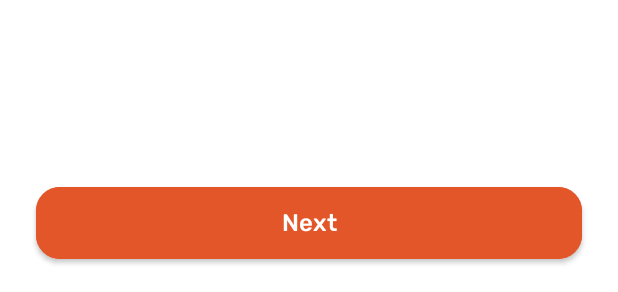
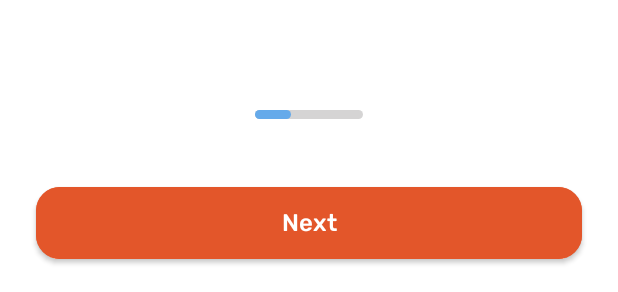
Before and after one commit to Chantreck/MAD-WordsFactory, an Android app: the layout activity_start.xml on its own in the app's theme, with its tools: preview values and no code run, on a phone screen of 412 x 824 dp. Shown: the part 941-1233 px from the top of the screen. Run offline under Robolectric (Android 15) with nearby library versions, the phone set to English and light mode, and no system bars.

Commit message:
Added tab indicators and basic logic

```diff
--- a/app/src/main/java/com/chantreck/wordsfactory/StartActivity.kt
+++ b/app/src/main/java/com/chantreck/wordsfactory/StartActivity.kt
@@ -1,10 +1,14 @@
 package com.chantreck.wordsfactory
 
 import android.os.Bundle
+import android.widget.Toast
 import androidx.appcompat.app.AppCompatActivity
+import androidx.viewpager2.widget.ViewPager2
 import com.chantreck.wordsfactory.databinding.ActivityStartBinding
 import com.chantreck.wordsfactory.onboarding.OnboardingAdapter
 import com.chantreck.wordsfactory.onboarding.OnboardingData
+import com.google.android.material.tabs.TabLayout
+import com.google.android.material.tabs.TabLayoutMediator
 
 class StartActivity : AppCompatActivity() {
     private val binding by lazy { ActivityStartBinding.inflate(layoutInflater) }
@@ -15,11 +19,35 @@ class StartActivity : AppCompatActivity() {
         OnboardingData(3, R.string.onboarding_title3, R.drawable.img_onboard3, R.string.lets_start)
     )
 
+    private var _position: Int = 0
+
     override fun onCreate(savedInstanceState: Bundle?) {
         super.onCreate(savedInstanceState)
         setContentView(binding.root)
 
         binding.onboardingViewPager.adapter = adapter
         adapter.submitList(pages)
+
+        TabLayoutMediator(binding.onboardingTabLayout, binding.onboardingViewPager) { _, _ -> }.attach()
+
+        binding.onboardingViewPager.registerOnPageChangeCallback(object : ViewPager2.OnPageChangeCallback() {
+            override fun onPageSelected(position: Int) {
+                super.onPageSelected(position)
+                binding.nextButton.setText(pages[position].button)
+                _position = position
+            }
+        })
+
+        binding.nextButton.setOnClickListener {
+            if (_position == 2) {
+                Toast.makeText(this, "Let\'s start!", Toast.LENGTH_SHORT).show()
+            } else {
+                binding.onboardingViewPager.setCurrentItem(_position + 1, true)
+            }
+        }
+
+        binding.skipButton.setOnClickListener {
+            Toast.makeText(this, "Skip", Toast.LENGTH_SHORT).show()
+        }
     }
 }
--- /dev/null
+++ b/app/src/main/res/drawable/selector_tab.xml
@@ -0,0 +1,7 @@
+<?xml version="1.0" encoding="utf-8"?>
+<selector xmlns:android="http://schemas.android.com/apk/res/android">
+    <item android:drawable="@drawable/shape_active_tab"
+        android:state_selected="true"/>
+    <item android:drawable="@drawable/shape_inactive_tab"
+        android:state_selected="false"/>
+</selector>
--- /dev/null
+++ b/app/src/main/res/drawable/shape_active_tab.xml
@@ -0,0 +1,8 @@
+<?xml version="1.0" encoding="utf-8"?>
+<shape xmlns:android="http://schemas.android.com/apk/res/android"
+    android:shape="rectangle">
+    <size android:height="6dp" android:width="@dimen/margin_16"/>
+    <solid android:color="@color/secondary" />
+    <corners
+        android:radius="4dp"/>
+</shape>
--- /dev/null
+++ b/app/src/main/res/drawable/shape_inactive_tab.xml
@@ -0,0 +1,8 @@
+<?xml version="1.0" encoding="utf-8"?>
+<shape xmlns:android="http://schemas.android.com/apk/res/android"
+    android:shape="rectangle">
+    <size android:height="6dp" android:width="6dp"/>
+    <solid android:color="@color/inactive_tab" />
+    <corners
+        android:radius="4dp"/>
+</shape>
--- a/app/src/main/res/layout/activity_start.xml
+++ b/app/src/main/res/layout/activity_start.xml
@@ -12,6 +12,7 @@
         android:id="@+id/skipButton"
         style="@style/TransparentButton"
         android:layout_width="wrap_content"
+        app:rippleColor="@android:color/transparent"
         android:text="@string/skip"
         android:layout_marginTop="@dimen/margin_24"
         android:layout_marginEnd="@dimen/margin_16"
@@ -34,9 +35,26 @@
         android:layout_width="wrap_content"
         android:layout_height="6dp"
         android:layout_marginBottom="45dp"
+        app:tabIndicatorColor="@color/secondary"
+        app:tabIndicator="@drawable/selector_tab"
+        android:background="@drawable/selector_tab"
         app:layout_constraintBottom_toTopOf="@+id/nextButton"
         app:layout_constraintStart_toStartOf="parent"
-        app:layout_constraintEnd_toEndOf="parent"/>
+        app:layout_constraintEnd_toEndOf="parent">
+
+        <com.google.android.material.tabs.TabItem
+            android:layout_width="6dp"
+            android:layout_height="wrap_content"/>
+
+        <com.google.android.material.tabs.TabItem
+            android:layout_width="6dp"
+            android:layout_height="wrap_content"/>
+
+        <com.google.android.material.tabs.TabItem
+            android:layout_width="6dp"
+            android:layout_height="wrap_content"/>
+
+    </com.google.android.material.tabs.TabLayout>
 
     <com.google.android.material.button.MaterialButton
         android:id="@+id/nextButton"
--- a/app/src/main/res/values/colors.xml
+++ b/app/src/main/res/values/colors.xml
@@ -11,4 +11,6 @@
     <color name="ink_dark">#FF3C3A36</color>
     <color name="ink_dark_grey">#FF78746D</color>
     <color name="primary">#FFE3562A</color>
+    <color name="secondary">#FF65AAEA</color>
+    <color name="inactive_tab">#FFD5D4D4</color>
 </resources>
```
